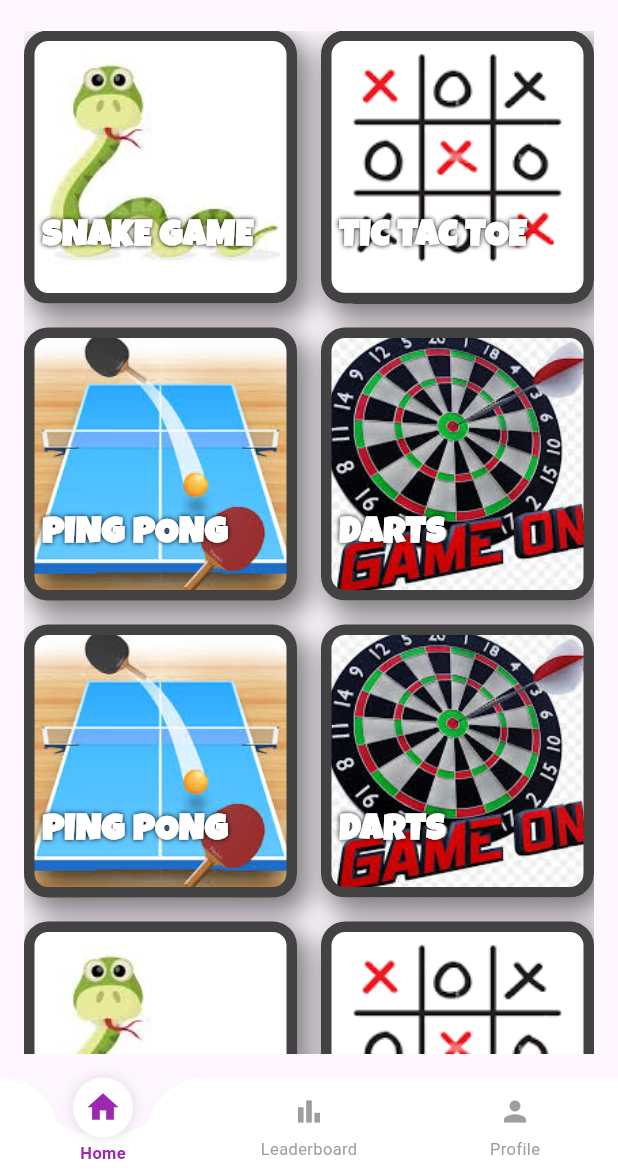
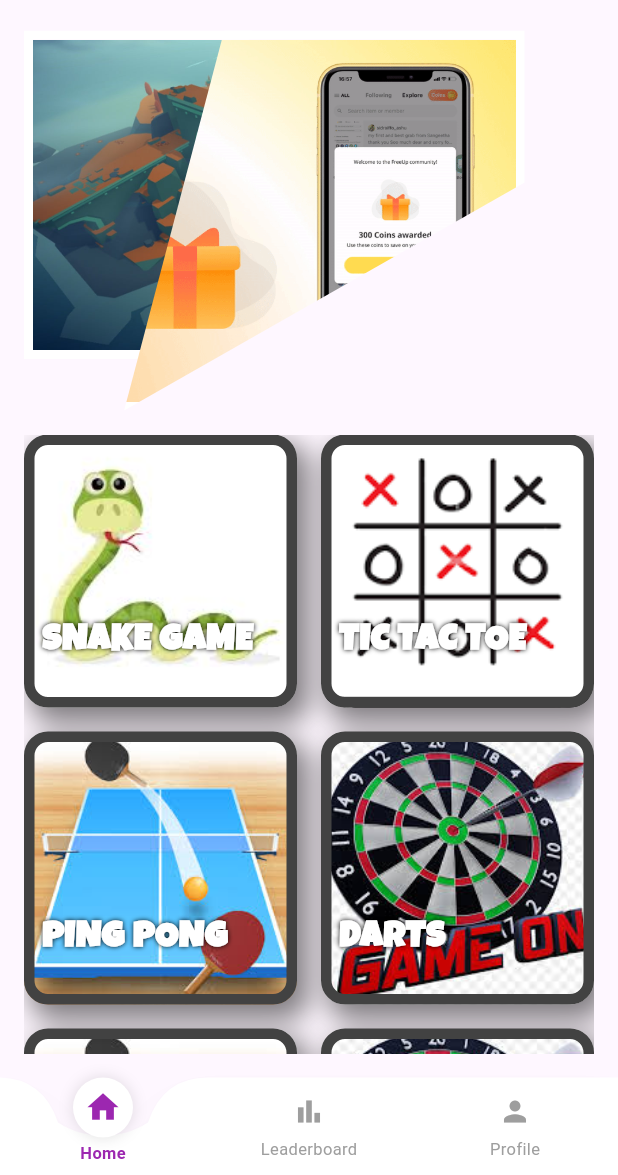
Before and after one commit to Rizwanhu/MultiGame-App, a Flutter app: the MainScreen screen opened directly, on a phone screen of 412 x 824 dp, the part 61-1236 px from its top. Run offline on Flutter 3.47's test engine with Material 3 defaults, Android fonts, the phone set to English and light mode, and no system bars.

Commit message:
Main Screen Work

```diff
--- a/lib/main_screen.dart
+++ b/lib/main_screen.dart
@@ -4,6 +4,7 @@ import 'gameDetail.dart';
 import 'Bottombar.dart';  // Add this import
 import 'GameCard.dart';  // Add this import
 import 'profile_screen.dart';  // Add this import
+import 'media_grid.dart';  // Add this import
 
 
 void main() {
@@ -112,6 +113,8 @@ class _MainScreenState extends State<MainScreen> {
         padding: const EdgeInsets.all(16.0),
         child: Column(
           children: [
+            const DiagonalMediaGrid(),
+            const SizedBox(height: 16),  // Add spacing
             Expanded(
               child: GridView.count(
                 crossAxisCount: 2,
--- /dev/null
+++ b/lib/media_grid.dart
@@ -0,0 +1,108 @@
+import 'package:flutter/material.dart';
+// import 'package:video_player/video_player.dart' // Commented out video player
+
+class DiagonalMediaGrid extends StatefulWidget {
+  const DiagonalMediaGrid({super.key});
+
+  @override
+  State<DiagonalMediaGrid> createState() => _DiagonalMediaGridState();
+}
+
+class _DiagonalMediaGridState extends State<DiagonalMediaGrid> {
+  // Removed video controller and initialization code
+
+  Widget _buildMediaClip(int index, Widget child) {
+    return LayoutBuilder(
+      builder: (context, constraints) {
+        return ClipPath(
+          clipper: _DiagonalClipper(index),
+          child: Container(
+            decoration: BoxDecoration(
+              border: Border.all(color: Colors.white, width: 6),
+            ),
+            child: child,
+          ),
+        );
+      },
+    );
+  }
+
+  @override
+  Widget build(BuildContext context) {
+    return AspectRatio(
+      aspectRatio: 1.5,
+      child: Stack(
+        children: [
+          // Image 1
+          _buildMediaClip(
+            0,
+            Image.asset('assets/images/island.jpg', fit: BoxFit.cover),
+          ),
+          // GIF
+          _buildMediaClip(
+            1,
+            Image.asset('assets/images/coin.gif', fit: BoxFit.cover),
+          ),
+          // Commented out Video section
+          /*_buildMediaClip(
+            2,
+            _isInitialized
+              ? VideoPlayer(_controller)
+              : const Center(child: CircularProgressIndicator()),
+          ),*/
+          // Image 2
+          _buildMediaClip(
+            2, // Changed from 3 to 2 since we removed video section
+            Image.asset('assets/images/squid.png', fit: BoxFit.cover),
+          ),
+        ],
+      ),
+    );
+  }
+}
+
+class _DiagonalClipper extends CustomClipper<Path> {
+  final int index;
+
+  _DiagonalClipper(this.index);
+
+  @override
+  Path getClip(Size size) {
+    final path = Path();
+    double w = size.width;
+    double h = size.height;
+
+    switch (index) {
+      case 0:
+        path.moveTo(0, 0);
+        path.lineTo(w * 0.4, 0);
+        path.lineTo(w * 0.2, h);
+        path.lineTo(0, h);
+        break;
+      case 1:
+        path.moveTo(w * 0.4, 0);
+        path.lineTo(w, 0);
+        path.lineTo(w, h * 0.4);
+        path.lineTo(w * 0.2, h);
+        break;
+      case 2:
+        path.moveTo(0, h);
+        path.lineTo(w * 0.2, h);
+        path.lineTo(w * 0.6, h);
+        path.lineTo(w * 0.4, h);
+        break;
+      case 3:
+        path.moveTo(w * 0.6, h);
+        path.lineTo(w, h);
+        path.lineTo(w, h * 0.4);
+        path.lineTo(w * 0.4, h);
+        break;
+    }
+
+    path.close();
+    return path;
+  }
+
+  @override
+  bool shouldReclip(CustomClipper<Path> oldClipper) => true;
+}
--- a/pubspec.yaml
+++ b/pubspec.yaml
@@ -30,6 +30,7 @@ environment:
 dependencies:
   flutter:
     sdk: flutter
+  video_player: ^2.8.0  # Latest stable version
 
   # The following adds the Cupertino Icons font to your application.
   # Use with the CupertinoIcons class for iOS style icons.
@@ -67,6 +68,7 @@ flutter:
     - assets/images/splash1.png
     - assets/images/splash2.jpg
     - assets/images/coin.gif
+    - assets/images/
 
   # Add fonts section
   fonts:
```
Also changed, not shown: assets/images/dragon.gif (added), assets/images/giphy.gif (added), assets/images/grid1.jpg (added), assets/images/island.jpg (added), assets/images/robot.gif (added), assets/images/squid.png (added), assets/images/squid1.jpg (added), pubspec.lock, 2 other files.
